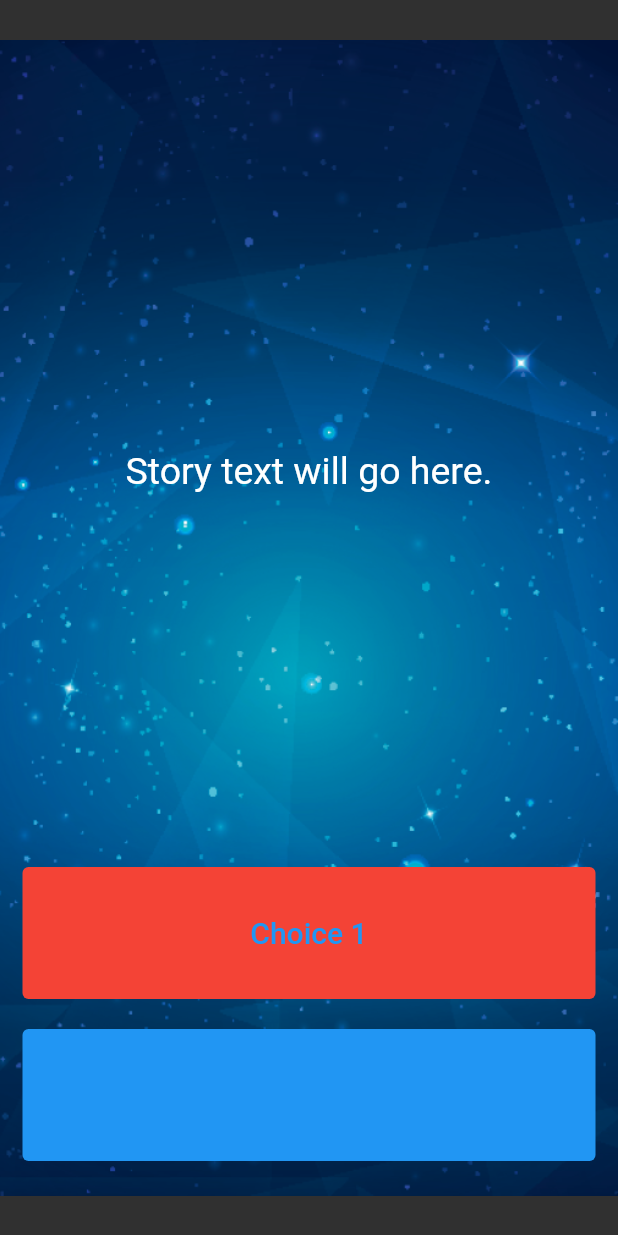
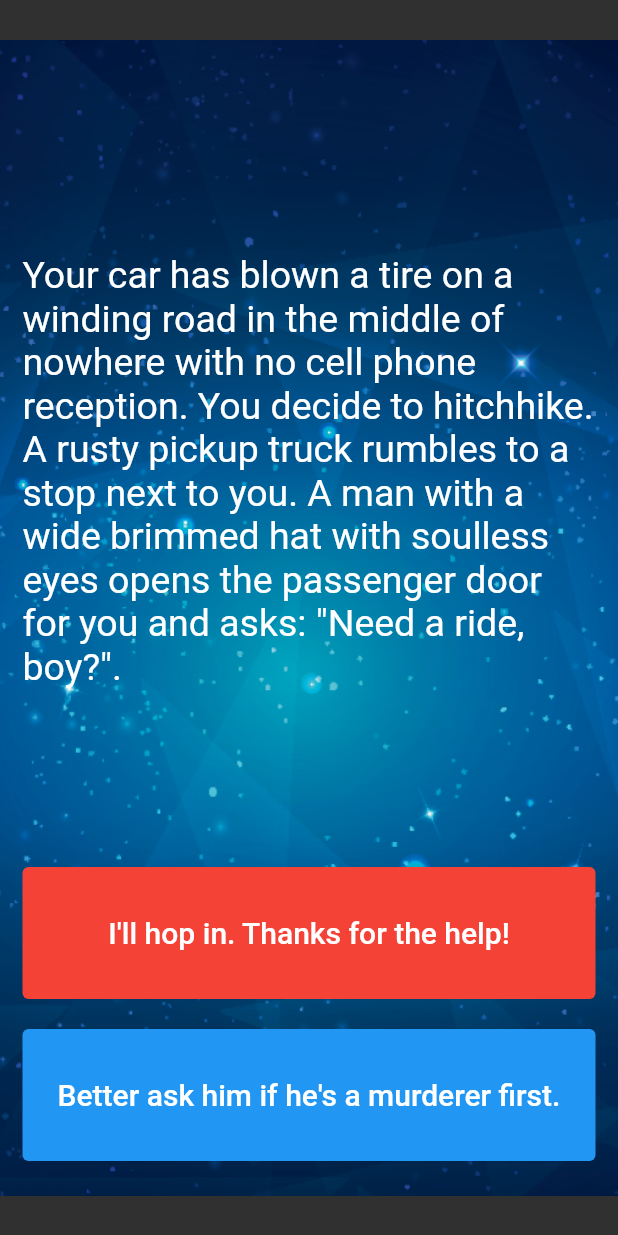
Before and after one commit to mmcguire91/destini, a Flutter app: the screen it shows after launch, on a phone screen of 412 x 824 dp. Run offline on Flutter 3.47's test engine with Material 2 defaults, Android fonts, the phone set to English and light mode, and no system bars.

Commit message:
dev in progress, step 17

```diff
--- a/lib/main.dart
+++ b/lib/main.dart
@@ -1,6 +1,5 @@
 import 'package:flutter/material.dart';
-
-//TODO: Step 15 - Run the app and see if you can see the screen update with the first story. Delete this TODO if it looks as you expected.
+import 'story_brain.dart';
 
 void main() => runApp(Destini());
 
@@ -13,7 +12,7 @@ class Destini extends StatelessWidget {
   }
 }
 
-//TODO: Step 9 - Create a new storyBrain object from the StoryBrain class.
+StoryBrain storyBrain = StoryBrain();
 
 class StoryPage extends StatefulWidget {
   _StoryPageState createState() => _StoryPageState();
@@ -41,8 +40,7 @@ class _StoryPageState extends State<StoryPage> {
                 flex: 12,
                 child: Center(
                   child: Text(
-                    //TODO: Step 10 - use the storyBrain to get the first story title and display it in this Text Widget.
-                    'Story text will go here.',
+                    storyBrain.getStory(),
                     style: TextStyle(
                       fontSize: 25.0,
                     ),
@@ -58,10 +56,10 @@ class _StoryPageState extends State<StoryPage> {
                     //TODO: Step 18 - Call the nextStory() method from storyBrain and pass the number 1 as the choice made by the user.
                   },
                   child: Text(
-                    //TODO: Step 13 - Use the storyBrain to get the text for choice 1.
-                    'Choice 1',
+                    storyBrain.getChoice1(),
                     style: TextStyle(
                       fontSize: 20.0,
+                      color: Colors.white,
                     ),
                   ),
                 ),
@@ -80,10 +78,10 @@ class _StoryPageState extends State<StoryPage> {
                     //TODO: Step 19 - Call the nextStory() method from storyBrain and pass the number 2 as the choice made by the user.
                   },
                   child: Text(
-                    //TODO: Step 14 - Use the storyBrain to get the text for choice 2.
-                    'Choice 2',
+                    storyBrain.getChoice2(),
                     style: TextStyle(
                       fontSize: 20.0,
+                      color: Colors.white,
                     ),
                   ),
                 ),
--- a/lib/story_brain.dart
+++ b/lib/story_brain.dart
@@ -1,52 +1,56 @@
 import 'story.dart';
 
-class StoryBrain {}
-
-//TODO: Step 7 - Uncomment the lines below to include storyData as a private property in StoryBrain. Hint: You might need to change something in story.dart to make this work.
-
-//List<Story> _storyData = [
-//  Story(
-//      storyTitle:
-//      'Your car has blown a tire on a winding road in the middle of nowhere with no cell phone reception. You decide to hitchhike. A rusty pickup truck rumbles to a stop next to you. A man with a wide brimmed hat with soulless eyes opens the passenger door for you and asks: "Need a ride, boy?".',
-//      choice1: 'I\'ll hop in. Thanks for the help!',
-//      choice2: 'Better ask him if he\'s a murderer first.'),
-//  Story(
-//      storyTitle: 'He nods slowly, unphased by the question.',
-//      choice1: 'At least he\'s honest. I\'ll climb in.',
-//      choice2: 'Wait, I know how to change a tire.'),
-//  Story(
-//      storyTitle:
-//      'As you begin to drive, the stranger starts talking about his relationship with his mother. He gets angrier and angrier by the minute. He asks you to open the glovebox. Inside you find a bloody knife, two severed fingers, and a cassette tape of Elton John. He reaches for the glove box.',
-//      choice1: 'I love Elton John! Hand him the cassette tape.',
-//      choice2: 'It\'s him or me! You take the knife and stab him.'),
-//  Story(
-//      storyTitle:
-//      'What? Such a cop out! Did you know traffic accidents are the second leading cause of accidental death for most adult age groups?',
-//      choice1: 'Restart',
-//      choice2: ''),
-//  Story(
-//      storyTitle:
-//      'As you smash through the guardrail and careen towards the jagged rocks below you reflect on the dubious wisdom of stabbing someone while they are driving a car you are in.',
-//      choice1: 'Restart',
-//      choice2: ''),
-//  Story(
-//      storyTitle:
-//      'You bond with the murderer while crooning verses of "Can you feel the love tonight". He drops you off at the next town. Before you go he asks you if you know any good places to dump bodies. You reply: "Try the pier".',
-//      choice1: 'Restart',
-//      choice2: '')
-//];
+class StoryBrain {
+  List<Story> _storyData = [
+    Story(
+        storyTitle:
+            'Your car has blown a tire on a winding road in the middle of nowhere with no cell phone reception. You decide to hitchhike. A rusty pickup truck rumbles to a stop next to you. A man with a wide brimmed hat with soulless eyes opens the passenger door for you and asks: "Need a ride, boy?".',
+        choice1: 'I\'ll hop in. Thanks for the help!',
+        choice2: 'Better ask him if he\'s a murderer first.'),
+    Story(
+        storyTitle: 'He nods slowly, unphased by the question.',
+        choice1: 'At least he\'s honest. I\'ll climb in.',
+        choice2: 'Wait, I know how to change a tire.'),
+    Story(
+        storyTitle:
+            'As you begin to drive, the stranger starts talking about his relationship with his mother. He gets angrier and angrier by the minute. He asks you to open the glovebox. Inside you find a bloody knife, two severed fingers, and a cassette tape of Elton John. He reaches for the glove box.',
+        choice1: 'I love Elton John! Hand him the cassette tape.',
+        choice2: 'It\'s him or me! You take the knife and stab him.'),
+    Story(
+        storyTitle:
+            'What? Such a cop out! Did you know traffic accidents are the second leading cause of accidental death for most adult age groups?',
+        choice1: 'Restart',
+        choice2: ''),
+    Story(
+        storyTitle:
+            'As you smash through the guardrail and careen towards the jagged rocks below you reflect on the dubious wisdom of stabbing someone while they are driving a car you are in.',
+        choice1: 'Restart',
+        choice2: ''),
+    Story(
+        storyTitle:
+            'You bond with the murderer while crooning verses of "Can you feel the love tonight". He drops you off at the next town. Before you go he asks you if you know any good places to dump bodies. You reply: "Try the pier".',
+        choice1: 'Restart',
+        choice2: '')
+  ];
 
 //TODO: Step 23 - Use the storyNumber property inside getStory(), getChoice1() and getChoice2() so that it gets the updated story and choices rather than always just the first (0th) one.
 
-//TODO: Step 8 - Create a method called getStory() that returns the first storyTitle from _storyData.
+  String getStory() {
+    return _storyData[0].storyTitle;
+  }
 
-//TODO: Step 11 - Create a method called getChoice1() that returns the text for the first choice1 from _storyData.
+  String getChoice1() {
+    return _storyData[0].choice1;
+  }
 
-//TODO: Step 12 - Create a method called getChoice2() that returns the text for the first choice2 from _storyData.
+  String getChoice2() {
+    return _storyData[0].choice2;
+  }
+}
 
 //TODO: Step 25 - Change the storyNumber property into a private property so that only story_brain.dart has access to it. You can do this by right clicking on the name (storyNumber) and selecting Refactor -> Rename to make the change across all the places where it's used.
 
-//TODO: Step 16 - Create a property called storyNumber which starts with a value of 0. This will be used to track which story the user is currently viewing.
+int storyNumber = 0;
 
 //TODO: Step 17 - Create a method called nextStory(), it should not have any outputs but it should have 1 input called choiceNumber which will be the choice number (int) made by the user.
 
```
